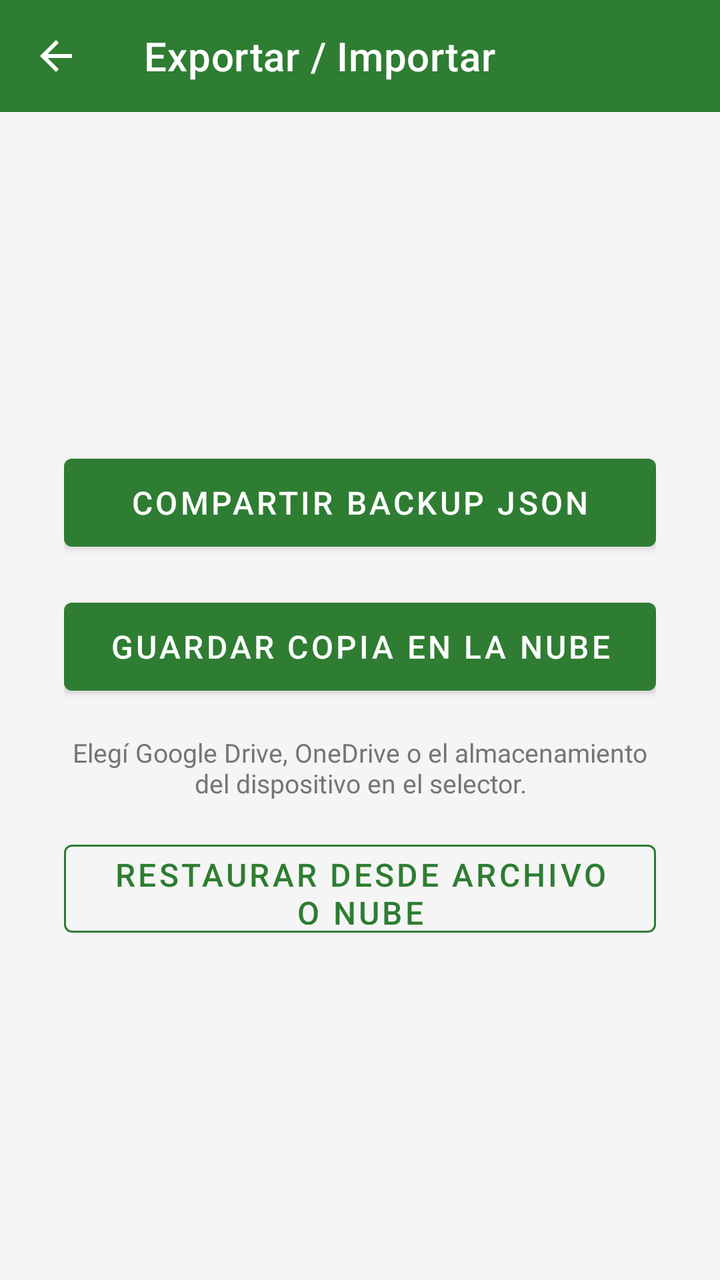
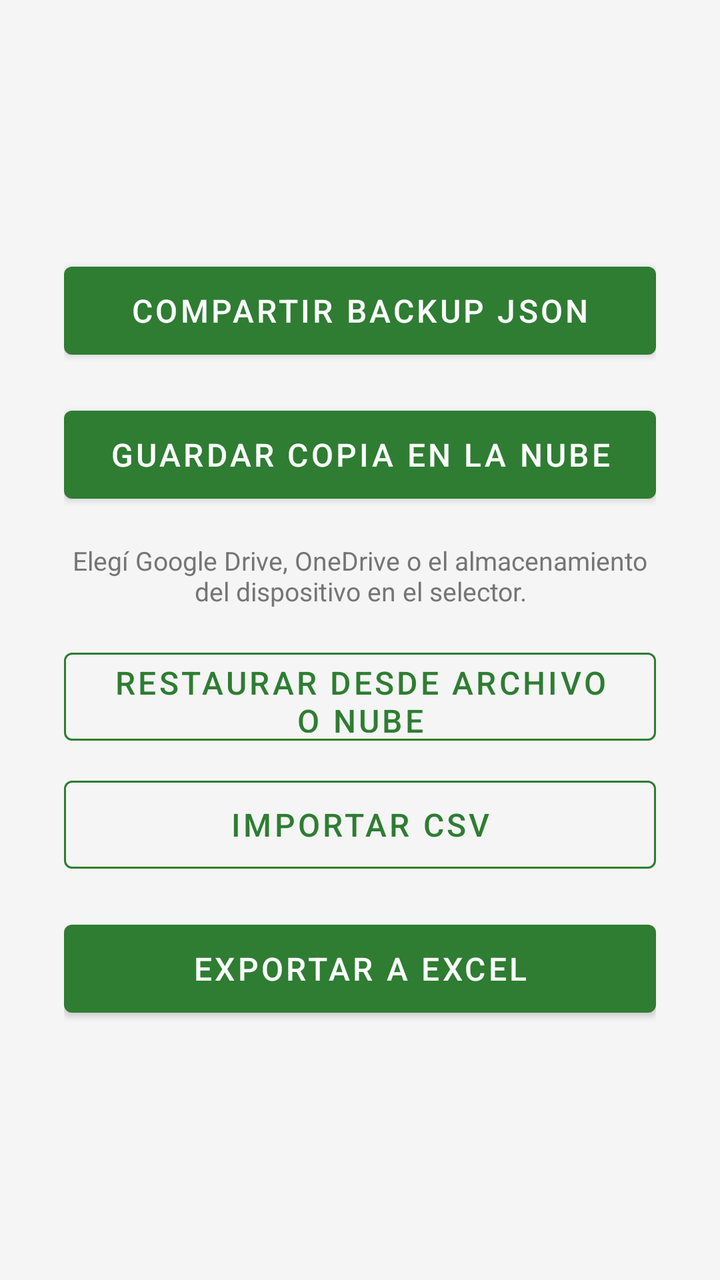

Two renders of the same Android screen: before a commit and after it. Below are the layout's source before the change and the commit's diff.
<!-- AndroidManifest.xml: application theme Theme.OasisCheck -->
<!-- res/layout/activity_export.xml -->
<?xml version="1.0" encoding="utf-8"?>
<LinearLayout xmlns:android="http://schemas.android.com/apk/res/android"
    xmlns:app="http://schemas.android.com/apk/res-auto"
    android:layout_width="match_parent"
    android:layout_height="match_parent"
    android:orientation="vertical"
    android:background="@color/background">

    <com.google.android.material.appbar.MaterialToolbar
        android:id="@+id/toolbar"
        android:layout_width="match_parent"
        android:layout_height="?attr/actionBarSize"
        android:background="@color/green_primary"
        app:title="@string/exportar_importar"
        app:titleTextColor="@color/white"
        app:navigationIcon="?attr/homeAsUpIndicator"
        app:navigationIconTint="@color/white"/>

    <LinearLayout
        android:layout_width="match_parent"
        android:layout_height="match_parent"
        android:orientation="vertical"
        android:gravity="center"
        android:padding="32dp">

        <com.google.android.material.button.MaterialButton
            android:id="@+id/btn_exportar"
            style="@style/Widget.MaterialComponents.Button"
            android:layout_width="match_parent"
            android:layout_height="56dp"
            android:text="@string/compartir_backup_json"
            android:textSize="16sp"
            android:layout_marginBottom="16dp"
            app:backgroundTint="@color/green_primary"/>

        <com.google.android.material.button.MaterialButton
            android:id="@+id/btn_exportar_nube"
            style="@style/Widget.MaterialComponents.Button"
            android:layout_width="match_parent"
            android:layout_height="56dp"
            android:text="@string/guardar_copia_en_la_nube"
            android:textSize="16sp"
            android:layout_marginBottom="16dp"
            app:backgroundTint="@color/green_primary"/>

        <TextView
            android:layout_width="match_parent"
            android:layout_height="wrap_content"
            android:layout_marginBottom="16dp"
            android:gravity="center"
            android:text="@string/elegi_google_drive_onedrive_o_el_almacenamiento"
            android:textColor="@color/text_secondary"
            android:textSize="13sp"/>

        <com.google.android.material.button.MaterialButton
            android:id="@+id/btn_importar"
            style="@style/Widget.MaterialComponents.Button.OutlinedButton"
            android:layout_width="match_parent"
            android:layout_height="56dp"
            android:text="@string/restaurar_desde_archivo_o_nube"
            android:textSize="16sp"
            app:strokeColor="@color/green_primary"
            android:textColor="@color/green_primary"/>

    </LinearLayout>

</LinearLayout>
<!-- resources referenced by this layout -->
<resources>
  <color name="background">#F5F5F5</color>
  <color name="green_primary">#2E7D32</color>
  <color name="text_secondary">#757575</color>
  <color name="white">#FFFFFF</color>
  <string name="compartir_backup_json">Compartir backup JSON</string>
  <string name="elegi_google_drive_onedrive_o_el_almacenamiento">Elegí Google Drive, OneDrive o el almacenamiento del dispositivo en el selector.</string>
  <string name="exportar_importar">Exportar / Importar</string>
  <string name="guardar_copia_en_la_nube">Guardar copia en la nube</string>
  <string name="restaurar_desde_archivo_o_nube">Restaurar desde archivo o nube</string>
  <style name="Theme.OasisCheck" parent="Theme.MaterialComponents.DayNight.DarkActionBar">
          <item name="colorPrimary">@color/green_primary</item>
          <item name="colorPrimaryDark">@color/green_primary_dark</item>
          <item name="colorAccent">@color/green_accent</item>
          <item name="colorSecondary">@color/green_accent</item>
          <item name="colorOnSurface">@color/text_primary</item>
          <item name="android:statusBarColor">@color/green_primary_dark</item>
      </style>
  <color name="green_primary_dark">#1B5E20</color>
  <color name="green_accent">#66BB6A</color>
  <color name="text_primary">#212121</color>
</resources>

<!-- the commit's change to res/layout/activity_export.xml (unified diff, before → after) -->
@@ -6,15 +6,7 @@
     android:orientation="vertical"
     android:background="@color/background">
 
-    <com.google.android.material.appbar.MaterialToolbar
-        android:id="@+id/toolbar"
-        android:layout_width="match_parent"
-        android:layout_height="?attr/actionBarSize"
-        android:background="@color/green_primary"
-        app:title="@string/exportar_importar"
-        app:titleTextColor="@color/white"
-        app:navigationIcon="?attr/homeAsUpIndicator"
-        app:navigationIconTint="@color/white"/>
+
 
     <LinearLayout
         android:layout_width="match_parent"
@@ -62,6 +54,27 @@
             app:strokeColor="@color/green_primary"
             android:textColor="@color/green_primary"/>
 
+        <com.google.android.material.button.MaterialButton
+            android:id="@+id/btn_importar_csv"
+            style="@style/Widget.MaterialComponents.Button.OutlinedButton"
+            android:layout_width="match_parent"
+            android:layout_height="56dp"
+            android:layout_marginTop="8dp"
+            android:text="@string/importar_csv"
+            android:textSize="16sp"
+            app:strokeColor="@color/green_primary"
+            android:textColor="@color/green_primary"/>
+
+        <com.google.android.material.button.MaterialButton
+            android:id="@+id/btn_exportar_excel"
+            style="@style/Widget.MaterialComponents.Button"
+            android:layout_width="match_parent"
+            android:layout_height="56dp"
+            android:layout_marginTop="16dp"
+            android:text="Exportar a Excel"
+            android:textSize="16sp"
+            app:backgroundTint="@color/green_primary"/>
+
     </LinearLayout>
 
 </LinearLayout>
<!-- resource entries referenced after the edit -->
@@ -3,22 +3,20 @@
   <color name="background">#F5F5F5</color>
   <color name="green_primary">#2E7D32</color>
   <color name="text_secondary">#757575</color>
-  <color name="white">#FFFFFF</color>
   <string name="compartir_backup_json">Compartir backup JSON</string>
   <string name="elegi_google_drive_onedrive_o_el_almacenamiento">Elegí Google Drive, OneDrive o el almacenamiento del dispositivo en el selector.</string>
-  <string name="exportar_importar">Exportar / Importar</string>
   <string name="guardar_copia_en_la_nube">Guardar copia en la nube</string>
+  <string name="importar_csv">Importar CSV</string>
   <string name="restaurar_desde_archivo_o_nube">Restaurar desde archivo o nube</string>
-  <style name="Theme.OasisCheck" parent="Theme.MaterialComponents.DayNight.DarkActionBar">
-          <item name="colorPrimary">@color/green_primary</item>
-          <item name="colorPrimaryDark">@color/green_primary_dark</item>
-          <item name="colorAccent">@color/green_accent</item>
-          <item name="colorSecondary">@color/green_accent</item>
+  <style name="Theme.OasisCheck" parent="Theme.MaterialComponents.DayNight.NoActionBar">
+          <item name="colorPrimary">@color/purple</item>
+          <item name="colorPrimaryDark">#6A1B9A</item>
+          <item name="colorAccent">#FF4081</item>
+          <item name="colorSecondary">#FF4081</item>
           <item name="colorOnSurface">@color/text_primary</item>
-          <item name="android:statusBarColor">@color/green_primary_dark</item>
+          <item name="android:statusBarColor">#6A1B9A</item>
       </style>
-  <color name="green_primary_dark">#1B5E20</color>
-  <color name="green_accent">#66BB6A</color>
+  <color name="purple">#9C27B0</color>
   <color name="text_primary">#212121</color>
 </resources>
 
